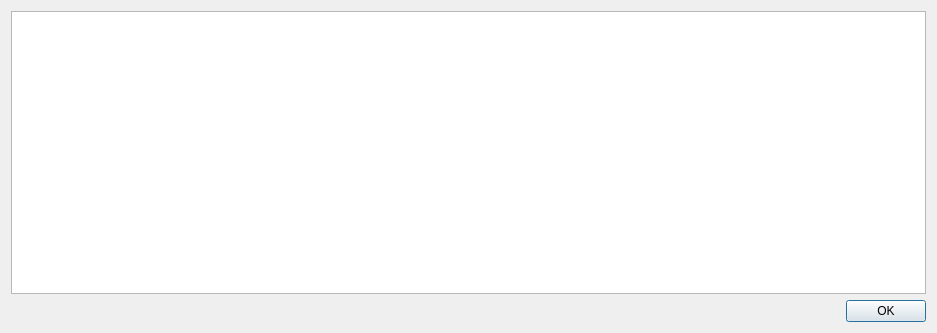
Old version of the form src/Forms/WindowTree/windowtree.ui in the repository Rasakhatskiy/Labs_S4_OOOP_L01.
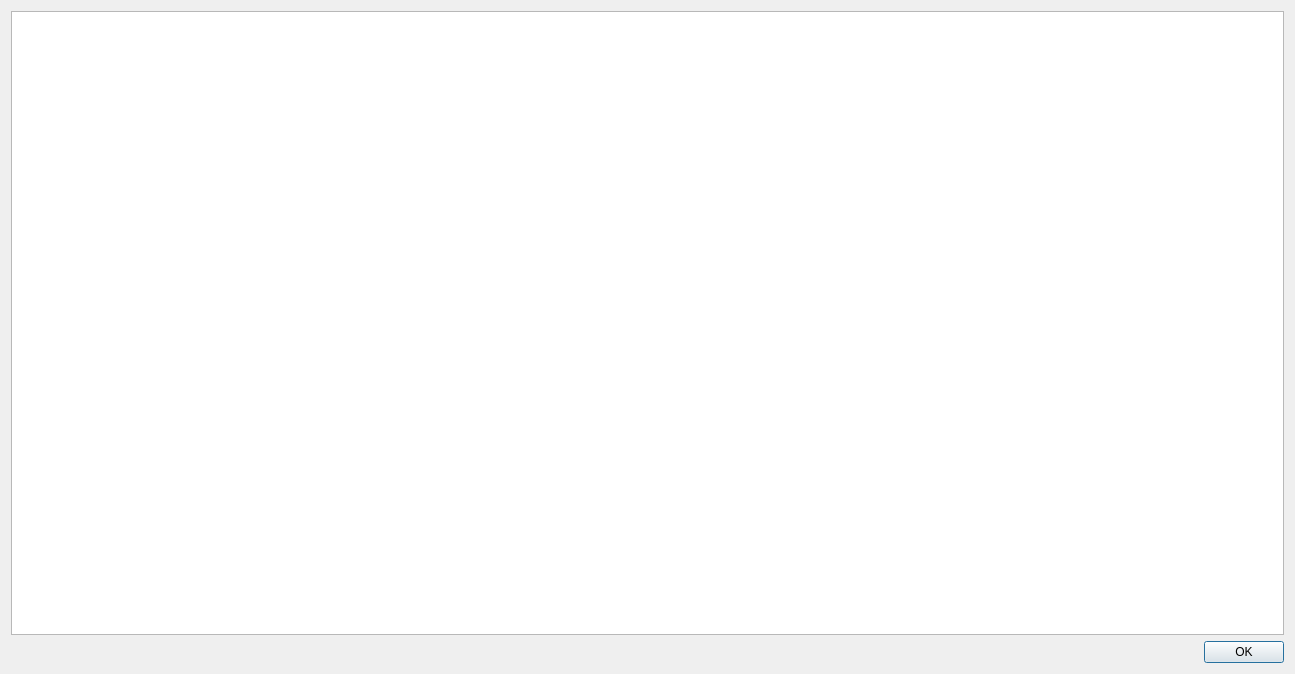
New version of the form.

What changed in the file:
```diff
--- a/src/Forms/WindowTree/windowtree.ui
+++ b/src/Forms/WindowTree/windowtree.ui
@@ -6,8 +6,8 @@
    <rect>
     <x>0</x>
     <y>0</y>
-    <width>937</width>
-    <height>333</height>
+    <width>1295</width>
+    <height>674</height>
    </rect>
   </property>
   <property name="windowTitle">
```
